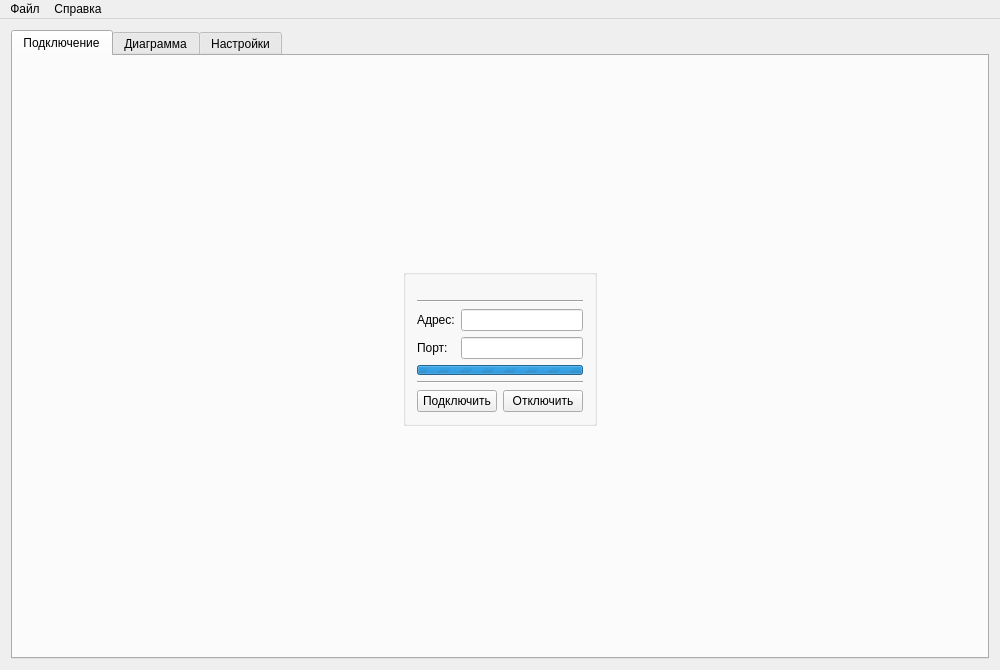
Before: the Qt Designer form Source/window.ui in Grandbrain/Sensor, drawn with Qt 5.
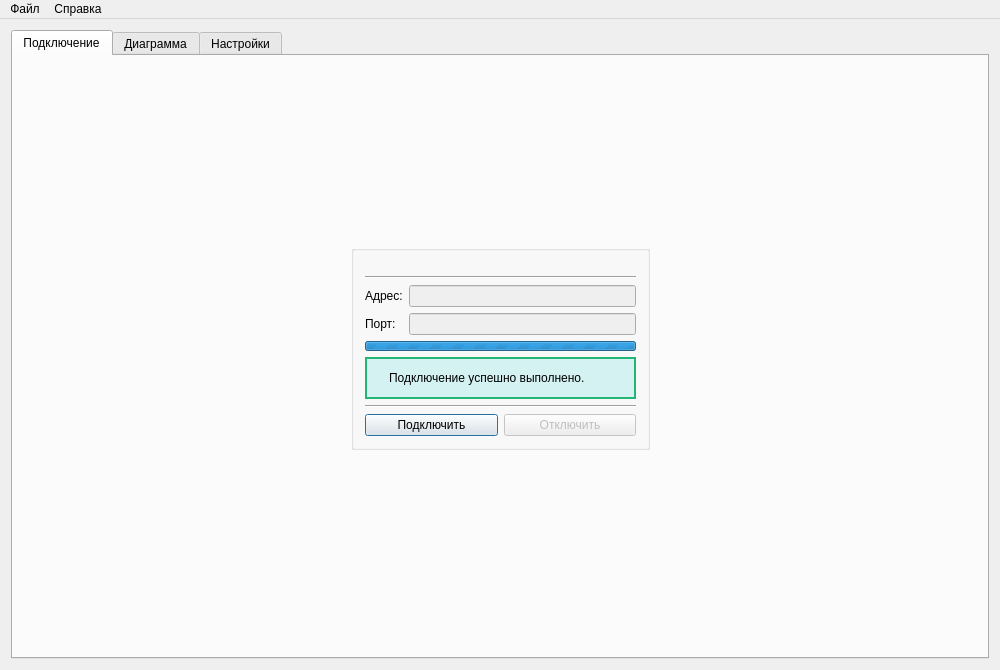
After: the same form once the commit is applied. Icons and pictures are not drawn.

Commit message: Added code to connect to and disconnect from the device

What changed in the file:
```diff
--- a/Source/window.ui
+++ b/Source/window.ui
@@ -159,17 +159,49 @@
              </property>
             </widget>
            </item>
-           <item row="5" column="0" colspan="2">
+           <item row="1" column="0" colspan="2">
+            <widget class="Line" name="lineConnectionEdits">
+             <property name="orientation">
+              <enum>Qt::Horizontal</enum>
+             </property>
+            </widget>
+           </item>
+           <item row="0" column="0">
+            <widget class="QLabel" name="labelIcon">
+             <property name="sizePolicy">
+              <sizepolicy hsizetype="Fixed" vsizetype="Fixed">
+               <horstretch>0</horstretch>
+               <verstretch>0</verstretch>
+              </sizepolicy>
+             </property>
+             <property name="text">
+              <string/>
+             </property>
+             <property name="pixmap">
+              <pixmap resource="resources.qrc">:/root/logo.png</pixmap>
+             </property>
+             <property name="textInteractionFlags">
+              <set>Qt::NoTextInteraction</set>
+             </property>
+            </widget>
+           </item>
+           <item row="6" column="0" colspan="2">
             <layout class="QHBoxLayout" name="layoutConnectionButtons">
              <item>
               <widget class="QPushButton" name="buttonConnect">
                <property name="text">
                 <string>Подключить</string>
                </property>
+               <property name="default">
+                <bool>true</bool>
+               </property>
               </widget>
              </item>
              <item>
               <widget class="QPushButton" name="buttonDisconnect">
+               <property name="enabled">
+                <bool>false</bool>
+               </property>
                <property name="text">
                 <string>Отключить</string>
                </property>
@@ -177,7 +209,7 @@
              </item>
             </layout>
            </item>
-           <item row="4" column="0" colspan="2">
+           <item row="5" column="0" colspan="2">
             <widget class="Line" name="lineConnectionButtons">
              <property name="orientation">
               <enum>Qt::Horizontal</enum>
@@ -195,6 +227,9 @@
              </item>
              <item row="0" column="1">
               <widget class="QLineEdit" name="editConnectionAddress">
+               <property name="enabled">
+                <bool>false</bool>
+               </property>
                <property name="alignment">
                 <set>Qt::AlignCenter</set>
                </property>
@@ -212,6 +247,9 @@
              </item>
              <item row="1" column="1">
               <widget class="QLineEdit" name="editConnectionPort">
+               <property name="enabled">
+                <bool>false</bool>
+               </property>
                <property name="alignment">
                 <set>Qt::AlignCenter</set>
                </property>
@@ -222,6 +260,51 @@
              </item>
             </layout>
            </item>
+           <item row="4" column="0" colspan="2">
+            <widget class="QWidget" name="widgetConnection" native="true">
+             <property name="contextMenuPolicy">
+              <enum>Qt::NoContextMenu</enum>
+             </property>
+             <property name="styleSheet">
+              <string notr="true">.QWidget { border: 2px solid #22B573; background-color: rgb(213, 242, 242); }</string>
+             </property>
+             <layout class="QGridLayout" name="layoutConnectMessage">
+              <item row="0" column="0">
+               <widget class="QLabel" name="labelConnectionResult">
+                <property name="sizePolicy">
+                 <sizepolicy hsizetype="Fixed" vsizetype="Minimum">
+                  <horstretch>0</horstretch>
+                  <verstretch>0</verstretch>
+                 </sizepolicy>
+                </property>
+                <property name="pixmap">
+                 <pixmap resource="resources.qrc">:/root/success.ico</pixmap>
+                </property>
+               </widget>
+              </item>
+              <item row="0" column="2">
+               <spacer name="horizontalSpacer">
+                <property name="orientation">
+                 <enum>Qt::Horizontal</enum>
+                </property>
+                <property name="sizeHint" stdset="0">
+                 <size>
+                  <width>40</width>
+                  <height>20</height>
+                 </size>
+                </property>
+               </spacer>
+              </item>
+              <item row="0" column="1">
+               <widget class="QLabel" name="labelConnectionMessage">
+                <property name="text">
+                 <string>Подключение успешно выполнено.</string>
+                </property>
+               </widget>
+              </item>
+             </layout>
+            </widget>
+           </item>
           </layout>
          </widget>
         </item>
```
Left out of the diff: 55 changed lines with no effect on the pictures. The commit also changes 6 other files.
